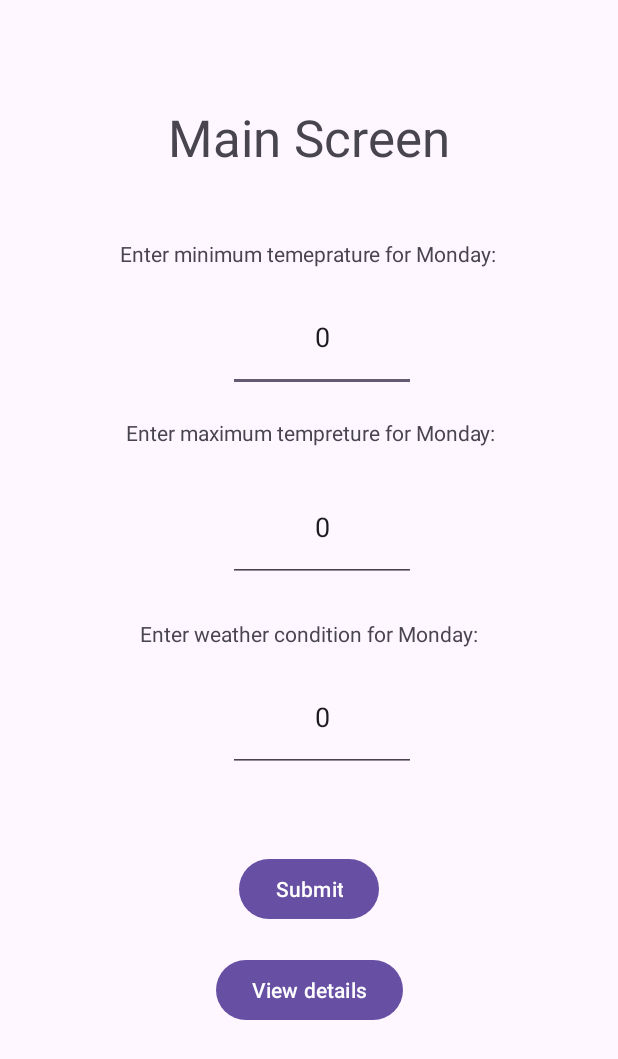
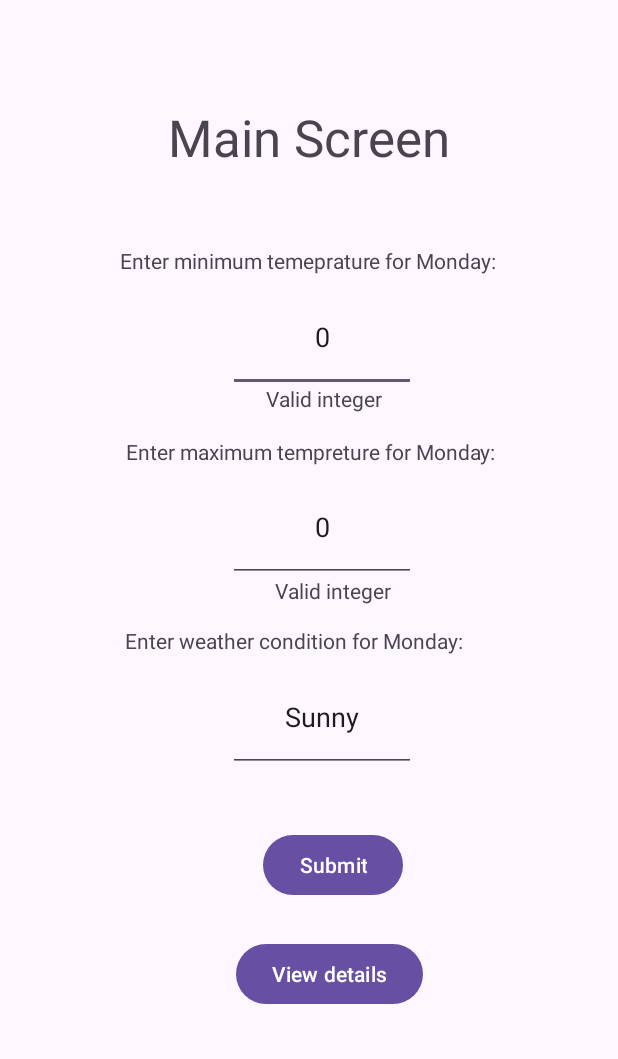
Before and after one commit to denzilroos/Weekly-weather-app-IMAD-Practicum, an Android app: the screen it shows after launch (MainScreen), after a tap on "Main Screen", on a phone screen of 412 x 824 dp. Shown: the top 1059 px of the screen. Run offline under Robolectric (Android 15) with nearby library versions, the phone set to English and light mode, and no system bars; Roboto replaces fonts that are not available here.

Commit message:
weather app screens layouts new

```diff
--- a/app/src/main/java/com/example/weeklyweatherapp/MainActivity.kt
+++ b/app/src/main/java/com/example/weeklyweatherapp/MainActivity.kt
@@ -4,6 +4,10 @@ import android.content.Intent
 import androidx.appcompat.app.AppCompatActivity
 import android.os.Bundle
 import android.widget.Button
+val daysoftheweek = arrayOf<String>("Monday","Tuesday","Wednesday","Thursday","Friday","Saturday","Sunday")
+var minTemps = arrayOf<Int>(0,0,0,0,0,0,0)
+var maxTemps = arrayOf<Int>(0,0,0,0,0,0,0)
+var weatherCondition = arrayOf<String>("Sunny","Sunny","Sunny","Sunny","Sunny","Sunny","Sunny")
 
 lateinit var mainbttn : Button
 lateinit var exitbutton : Button
--- a/app/src/main/java/com/example/weeklyweatherapp/MainScreen.kt
+++ b/app/src/main/java/com/example/weeklyweatherapp/MainScreen.kt
@@ -4,9 +4,26 @@ import android.content.Intent
 import androidx.appcompat.app.AppCompatActivity
 import android.os.Bundle
 import android.widget.Button
+import android.widget.EditText
+import android.widget.TextView
+import org.w3c.dom.Text
+
+/*val daysoftheweek = arrayListOf<String>("Monday","Tuesday","Wednesday","Thursday","Friday","Saturday","Sunday")
+var minTemps = arrayListOf<Int>(0,0,0,0,0,0,0)
+var maxTemps = arrayListOf<Int>(0,0,0,0,0,0,0)
+var weatherCondition = arrayListOf<String>("Sunny","Sunny","Sunny","Sunny","Sunny","Sunny","Sunny")*/
 
 lateinit var submitbutton : Button
 lateinit var detailScreen : Button
+lateinit var minInput : EditText
+lateinit var maxInput : EditText
+lateinit var conditionInput : EditText
+lateinit var invalidMinMsg : TextView
+lateinit var invalidMaxMsg : TextView
+lateinit var inputMsgMin :TextView
+lateinit var inputMsgMax : TextView
+lateinit var inputMsgWeather : TextView
+
 class MainScreen : AppCompatActivity() {
     override fun onCreate(savedInstanceState: Bundle?) {
         super.onCreate(savedInstanceState)
@@ -15,9 +32,58 @@ class MainScreen : AppCompatActivity() {
         submitbutton = findViewById(R.id.submitbttn)
         detailScreen = findViewById(R.id.viewDetailsBttn)
 
-        detailScreen.setOnClickListener() {
-            val intent = Intent(this, DetailsScreen::class.java)
-            startActivity(intent)
+        invalidMinMsg = findViewById(R.id.invalidIntMin)
+        invalidMaxMsg = findViewById(R.id.invalidIntMax)
+
+        minInput = findViewById(R.id.minTemp)
+        maxInput = findViewById(R.id.maxTemp)
+        conditionInput = findViewById(R.id.weatherCondition)
+
+        inputMsgMin = findViewById(R.id.inputDayMin)
+        inputMsgMax = findViewById(R.id.inputDayMax)
+        inputMsgWeather = findViewById(R.id.inputDayCondition)
+
+        var countDays = 0
+
+        var mintempstring = minInput.text.toString()
+        var mintempnum = mintempstring.toIntOrNull()
+        var maxtempstring = maxInput.text.toString()
+        var maxtempnum = maxtempstring.toIntOrNull()
+        var inputcondition = conditionInput.text.toString()
+
+        //for (i: Int in 7 downTo 0 step 1){
+
+        submitbutton.setOnClickListener() {
+
+            for (i: Int in 7 downTo 0 step 1) {
+
+                if (mintempnum != null) {
+                    minTemps[countDays] = mintempnum
+
+                } else {
+                    invalidMinMsg.text = "Please enter a valid integer"
+
+                }
+                if (maxtempnum != null) {
+                    maxTemps[countDays] = maxtempnum
+                } else {
+                    invalidMaxMsg.text = "Please enter a valid integer"
+
+                }
+                weatherCondition[countDays] = inputcondition
+                inputMsgMin.text =
+                    "Enter minimum temprature for ";daysoftheweek[countDays].toString()
+                inputMsgMax.text =
+                    "Enter minimum temprature for ";daysoftheweek[countDays].toString()
+                inputMsgWeather.text =
+                    "Enter weather condition for ";daysoftheweek[countDays].toString()
+            }
+             countDays += 1
+            }
+
+            detailScreen.setOnClickListener() {
+                val intent = Intent(this, DetailsScreen::class.java)
+                startActivity(intent)
+            }
         }
     }
-}
--- a/app/src/main/res/layout/activity_main_screen.xml
+++ b/app/src/main/res/layout/activity_main_screen.xml
@@ -6,6 +6,18 @@
     android:layout_height="match_parent"
     android:textAlignment="center"
     tools:context=".MainScreen">
+
+    <TextView
+        android:id="@+id/invalidIntMin"
+        android:layout_width="wrap_content"
+        android:layout_height="wrap_content"
+        android:text="Valid integer"
+        app:layout_constraintBottom_toBottomOf="parent"
+        app:layout_constraintEnd_toEndOf="parent"
+        app:layout_constraintHorizontal_bias="0.529"
+        app:layout_constraintStart_toStartOf="parent"
+        app:layout_constraintTop_toTopOf="parent"
+        app:layout_constraintVertical_bias="0.318" />
 
     <TextView
         android:id="@+id/textView4"
@@ -20,16 +32,16 @@
         app:layout_constraintVertical_bias="0.088" />
 
     <TextView
-        android:id="@+id/textView6"
+        android:id="@+id/inputDayMin"
         android:layout_width="wrap_content"
         android:layout_height="wrap_content"
         android:text="Enter minimum temeprature for Monday:"
         app:layout_constraintBottom_toBottomOf="parent"
         app:layout_constraintEnd_toEndOf="parent"
-        app:layout_constraintHorizontal_bias="0.498"
+        app:layout_constraintHorizontal_bias="0.496"
         app:layout_constraintStart_toStartOf="parent"
         app:layout_constraintTop_toTopOf="parent"
-        app:layout_constraintVertical_bias="0.198" />
+        app:layout_constraintVertical_bias="0.204" />
 
     <EditText
         android:id="@+id/minTemp"
@@ -47,7 +59,7 @@
         app:layout_constraintVertical_bias="0.25" />
 
     <TextView
-        android:id="@+id/textView7"
+        android:id="@+id/inputDayMax"
         android:layout_width="wrap_content"
         android:layout_height="wrap_content"
         android:text="Enter maximum tempreture for Monday:"
@@ -56,7 +68,7 @@
         app:layout_constraintHorizontal_bias="0.509"
         app:layout_constraintStart_toStartOf="parent"
         app:layout_constraintTop_toTopOf="parent"
-        app:layout_constraintVertical_bias="0.346" />
+        app:layout_constraintVertical_bias="0.362" />
 
     <EditText
         android:id="@+id/maxTemp"
@@ -74,23 +86,24 @@
         app:layout_constraintVertical_bias="0.419" />
 
     <TextView
-        android:id="@+id/textView8"
+        android:id="@+id/inputDayCondition"
         android:layout_width="wrap_content"
         android:layout_height="wrap_content"
         android:text="Enter weather condition for Monday:"
         app:layout_constraintBottom_toBottomOf="parent"
         app:layout_constraintEnd_toEndOf="parent"
+        app:layout_constraintHorizontal_bias="0.445"
         app:layout_constraintStart_toStartOf="parent"
         app:layout_constraintTop_toTopOf="parent"
-        app:layout_constraintVertical_bias="0.513" />
+        app:layout_constraintVertical_bias="0.519" />
 
     <EditText
         android:id="@+id/weatherCondition"
         android:layout_width="125dp"
         android:layout_height="73dp"
         android:ems="10"
-        android:inputType="number"
-        android:text="0"
+        android:inputType="text"
+        android:text="Sunny"
         android:textAlignment="center"
         app:layout_constraintBottom_toBottomOf="parent"
         app:layout_constraintEnd_toEndOf="parent"
@@ -106,9 +119,10 @@
         android:text="Submit"
         app:layout_constraintBottom_toBottomOf="parent"
         app:layout_constraintEnd_toEndOf="parent"
+        app:layout_constraintHorizontal_bias="0.55"
         app:layout_constraintStart_toStartOf="parent"
         app:layout_constraintTop_toTopOf="parent"
-        app:layout_constraintVertical_bias="0.733" />
+        app:layout_constraintVertical_bias="0.712" />
 
     <Button
         android:id="@+id/viewDetailsBttn"
@@ -117,7 +131,20 @@
         android:text="View details"
         app:layout_constraintBottom_toBottomOf="parent"
         app:layout_constraintEnd_toEndOf="parent"
+        app:layout_constraintHorizontal_bias="0.548"
         app:layout_constraintStart_toStartOf="parent"
         app:layout_constraintTop_toTopOf="parent"
-        app:layout_constraintVertical_bias="0.82" />
+        app:layout_constraintVertical_bias="0.806" />
+
+    <TextView
+        android:id="@+id/invalidIntMax"
+        android:layout_width="wrap_content"
+        android:layout_height="wrap_content"
+        android:text="Valid integer"
+        app:layout_constraintBottom_toBottomOf="parent"
+        app:layout_constraintEnd_toEndOf="parent"
+        app:layout_constraintHorizontal_bias="0.547"
+        app:layout_constraintStart_toStartOf="parent"
+        app:layout_constraintTop_toTopOf="parent"
+        app:layout_constraintVertical_bias="0.477" />
 </androidx.constraintlayout.widget.ConstraintLayout>
```
Also changed, not shown: app/src/main/java/com/example/weeklyweatherapp/DetailsScreen.kt (+11 -0 lines), app/src/main/res/layout/activity_details_screen.xml (+14 -2 lines), app/src/main/res/layout/activity_main.xml (+4 -6 lines).
